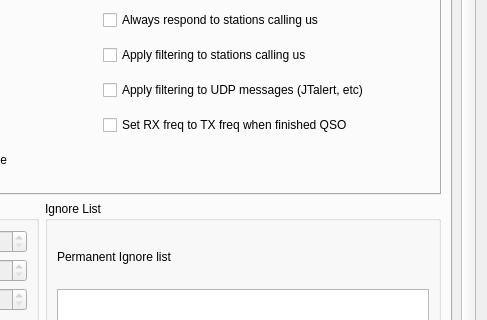
This is Configuration.ui in jjleto/wsjt-z as Qt 5 draws it before an edit; both pictures show x 273 to 760 and y 159 to 479 of the 760 by 668 pixel window. The edited form follows.
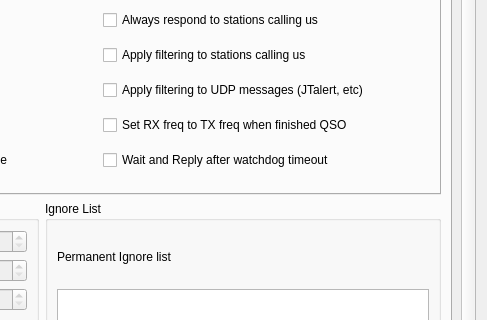
This is the edited form. The open tabs and pages were chosen to show the change. Custom widgets are drawn as their Qt base class.

Commit message: Fix watchdog manuale: preserva campo Call e frequenza RX (non piu' clearDX()/RX-to-TX incondizionati); aggiunta funzionalita' 'Wait and Reply' - dopo timeout WD o disabilitazione manuale Tx, riattiva automaticamente Tx quando la stazione attesa risponde direttamente, ripete CQ, o chiude un QSO (RR73/73) con chiunque

Diff of the .ui file:
```diff
--- a/Configuration.ui
+++ b/Configuration.ui
@@ -3854,6 +3854,16 @@
              </property>
             </widget>
            </item>
+           <item row="4" column="1">
+            <widget class="QCheckBox" name="cb_waitAndReply">
+             <property name="toolTip">
+              <string>&lt;html&gt;&lt;head/&gt;&lt;body&gt;&lt;p&gt;If a watchdog timeout occurs during a QSO (manual mode, not Auto CQ), stay listening on the current Rx frequency with the Call field intact. If the DX station replies later (e.g. after QSB), automatically re-enable Tx and reply, without needing to click Enable Tx manually.&lt;/p&gt;&lt;/body&gt;&lt;/html&gt;</string>
+             </property>
+             <property name="text">
+              <string>Wait and Reply after watchdog timeout</string>
+             </property>
+            </widget>
+           </item>
            <item row="2" column="0">
             <widget class="QCheckBox" name="cb_WD_resetAnywhere">
              <property name="toolTip">
```
The commit also changes 4 other files.
